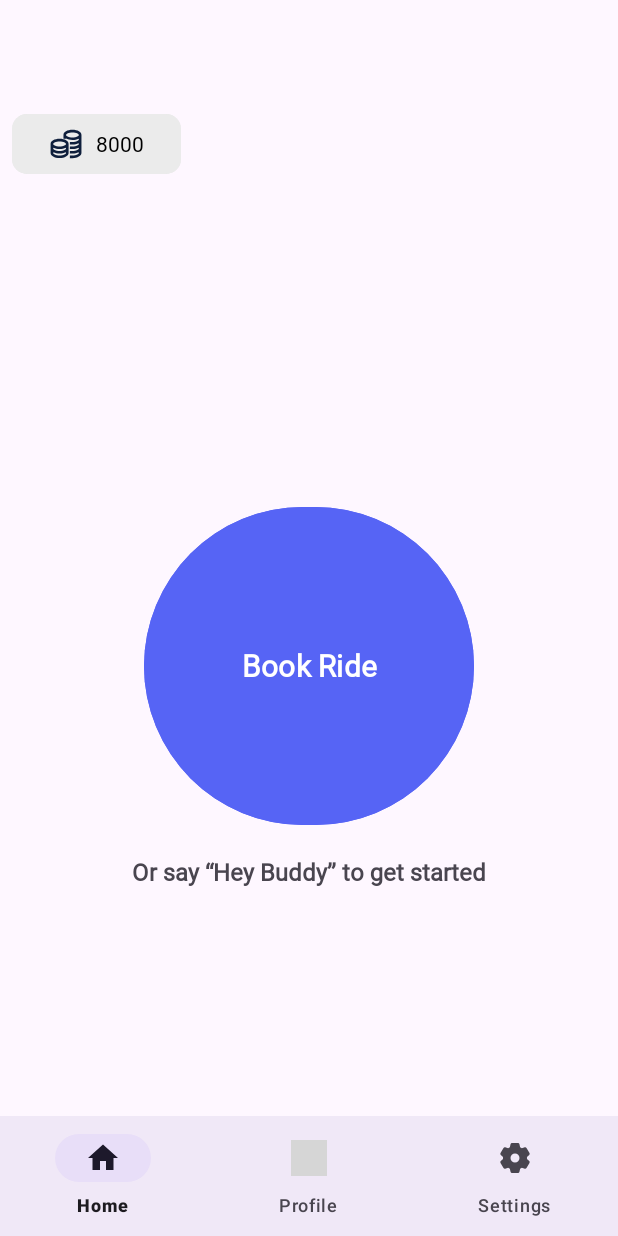
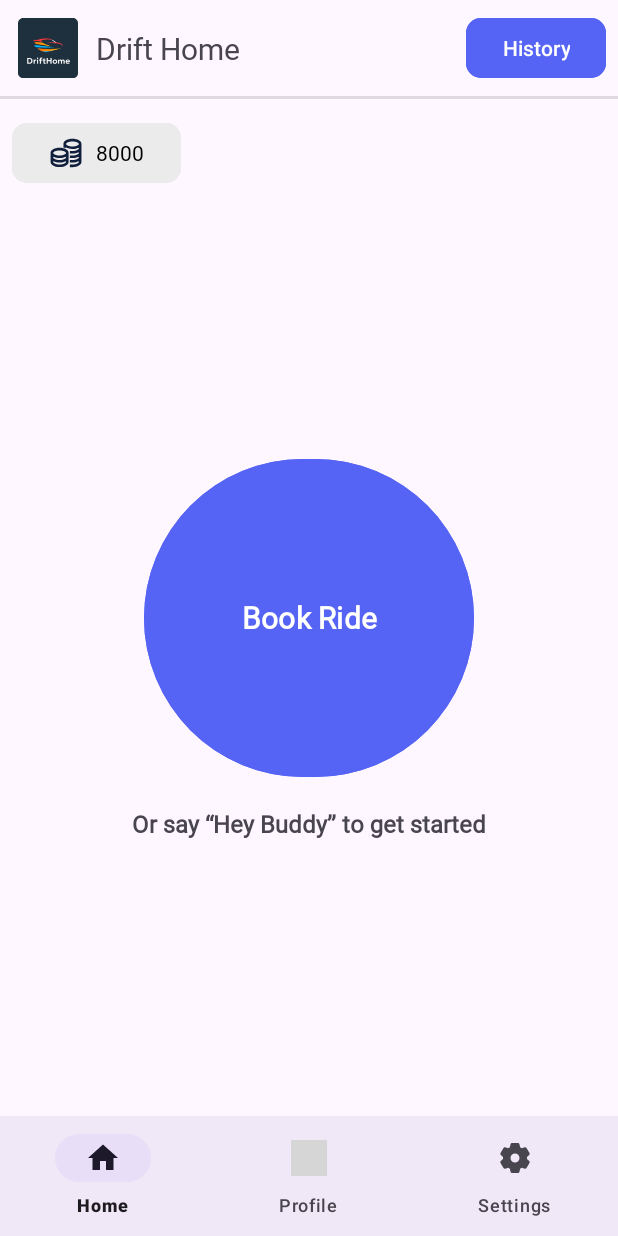
Before and after one commit to Ravidu-Vithana/DriftHome, an Android app: the HomeActivity screen opened directly, with no data from a screen before it, on a phone screen of 412 x 824 dp. Run offline under Robolectric (Android 15) with nearby library versions, the phone set to English and light mode, and no system bars; our stand-ins replace navigation-ui; grey boxes are pictures that could not be loaded.

Commit message:
completed UI of home fragment. added a dimention for common header height

```diff
--- a/app/src/main/java/com/ryvk/drifthome/HomeActivity.java
+++ b/app/src/main/java/com/ryvk/drifthome/HomeActivity.java
@@ -1,6 +1,8 @@
 package com.ryvk.drifthome;
 
 import android.os.Bundle;
+import android.view.Window;
+import android.view.WindowManager;
 
 import com.google.android.material.bottomnavigation.BottomNavigationView;
 
--- a/app/src/main/java/com/ryvk/drifthome/MainActivity.java
+++ b/app/src/main/java/com/ryvk/drifthome/MainActivity.java
@@ -28,7 +28,7 @@ public class MainActivity extends AppCompatActivity {
         button.setOnClickListener(new View.OnClickListener() {
             @Override
             public void onClick(View view) {
-                Intent i = new Intent(MainActivity.this, OtpVerificationActivity.class);
+                Intent i = new Intent(MainActivity.this, HomeActivity.class);
                 startActivity(i);
             }
         });
--- a/app/src/main/res/layout/activity_home.xml
+++ b/app/src/main/res/layout/activity_home.xml
@@ -4,8 +4,23 @@
     xmlns:tools="http://schemas.android.com/tools"
     android:id="@+id/container"
     android:layout_width="match_parent"
-    android:layout_height="match_parent"
-    android:paddingTop="?attr/actionBarSize">
+    android:layout_height="match_parent">
+
+    <androidx.fragment.app.FragmentContainerView
+        android:id="@+id/fragmentContainerView"
+        android:name="com.ryvk.drifthome.CommonHeaderFragment"
+        android:layout_width="0dp"
+        android:layout_height="wrap_content"
+        app:layout_constraintEnd_toEndOf="parent"
+        app:layout_constraintHorizontal_bias="0.5"
+        app:layout_constraintStart_toStartOf="parent"
+        app:layout_constraintTop_toTopOf="parent" />
+
+    <androidx.constraintlayout.widget.ConstraintLayout
+        android:layout_width="match_parent"
+        android:layout_height="0dp"
+        app:layout_constraintBottom_toBottomOf="parent"
+        app:layout_constraintTop_toBottomOf="@+id/fragmentContainerView">
 
         <com.google.android.material.bottomnavigation.BottomNavigationView
             android:id="@+id/nav_view"
@@ -30,5 +45,6 @@
             app:layout_constraintRight_toRightOf="parent"
             app:layout_constraintTop_toTopOf="parent"
             app:navGraph="@navigation/mobile_navigation" />
+    </androidx.constraintlayout.widget.ConstraintLayout>
 
 </androidx.constraintlayout.widget.ConstraintLayout>
--- a/app/src/main/res/layout/fragment_common_header.xml
+++ b/app/src/main/res/layout/fragment_common_header.xml
@@ -4,7 +4,7 @@
     xmlns:tools="http://schemas.android.com/tools"
     android:id="@+id/linearLayout"
     android:layout_width="match_parent"
-    android:layout_height="match_parent"
+    android:layout_height="@dimen/d_common_header_height"
     tools:context=".CommonHeaderFragment">
 
     <ImageView
--- a/app/src/main/res/layout/fragment_home.xml
+++ b/app/src/main/res/layout/fragment_home.xml
@@ -26,6 +26,7 @@
         android:id="@+id/button9"
         android:layout_width="wrap_content"
         android:layout_height="wrap_content"
+        android:layout_marginBottom="@dimen/d_common_header_height"
         android:width="220dp"
         android:height="220dp"
         android:backgroundTint="@color/d_blue"
--- a/app/src/main/res/values/dimens.xml
+++ b/app/src/main/res/values/dimens.xml
@@ -3,4 +3,5 @@
     <dimen name="activity_horizontal_margin">16dp</dimen>
     <dimen name="activity_vertical_margin">16dp</dimen>
     <dimen name="d_button_corner_radius">10dp</dimen>
+    <dimen name="d_common_header_height">70dp</dimen>
 </resources>
```
Lines whose indentation alone changed are shown as unchanged.
